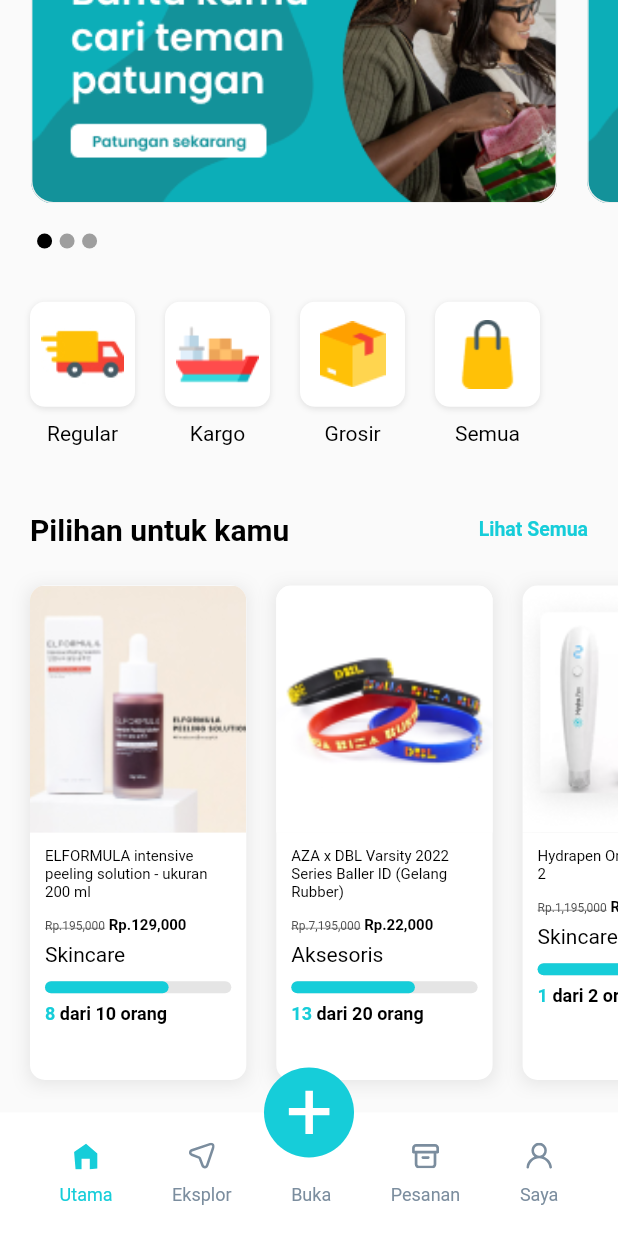
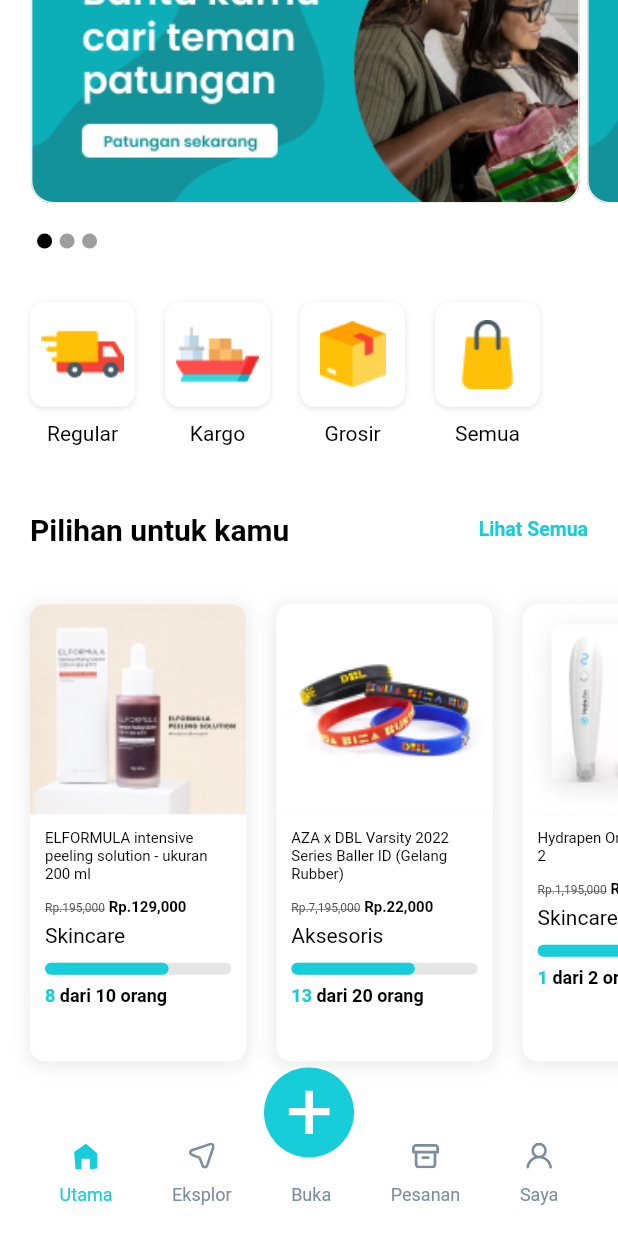
Before and after one commit to DandyCreater/asOneProject, a Flutter app: the screen it shows after launch, scrolled down 146 dp, on a phone screen of 412 x 824 dp. Run offline on Flutter 3.47's test engine with Material 2 defaults, Android fonts, the phone set to English and light mode, and no system bars; drawn by our look-alikes of carousel_slider, smooth_page_indicator; our stand-ins replace bloc, dartz, equatable, flutter_bloc, flutter_svg, get_it and 1 more.

Commit message:
Update Size, Padding , Status Bar Color

```diff
--- a/lib/app/app.dart
+++ b/lib/app/app.dart
@@ -6,6 +6,7 @@ import 'package:as_one/presentation/bloc/dashboard/menu/menu_bloc.dart';
 import 'package:as_one/presentation/bloc/explore/bloc/item_explore_bloc.dart';
 import 'package:as_one/presentation/screen/mainpage.dart';
 import 'package:flutter/material.dart';
+import 'package:flutter/services.dart';
 import 'package:flutter_bloc/flutter_bloc.dart';
 
 import 'injection_container.dart';
@@ -32,9 +33,16 @@ class MyApp extends StatelessWidget {
         BlocProvider(
             create: (_) => itemOrderDetailBloc..add(FetchItemOrderDetail()))
       ],
-      child: const MaterialApp(
-        debugShowCheckedModeBanner: false,
-        home: MainPage(),
+      child: const AnnotatedRegion<SystemUiOverlayStyle>(
+        value: SystemUiOverlayStyle(
+          statusBarColor: Colors.white,
+          statusBarBrightness: Brightness.dark,
+          statusBarIconBrightness: Brightness.dark,
+        ),
+        child: MaterialApp(
+          debugShowCheckedModeBanner: false,
+          home: MainPage(),
+        ),
       ),
     );
   }
--- a/lib/presentation/screen/detail/order_detail_page.dart
+++ b/lib/presentation/screen/detail/order_detail_page.dart
@@ -36,6 +36,7 @@ class OrderDetailPage extends StatelessWidget {
       "assets/images/anggota_5.png",
     ];
     return Scaffold(
+      backgroundColor: ColorManager.whiteColor,
       body: SingleChildScrollView(
         physics: const BouncingScrollPhysics(),
         child: Column(
@@ -411,7 +412,7 @@ class OrderDetailPage extends StatelessWidget {
                             child: Row(
                               children: [
                                 Container(
-                                  height: height * 0.4,
+                                  height: height * 0.37,
                                   width: width * 0.35,
                                   decoration: BoxDecoration(boxShadow: [
                                     BoxShadow(
@@ -423,7 +424,7 @@ class OrderDetailPage extends StatelessWidget {
                                   child: Column(
                                     children: [
                                       Container(
-                                        height: height * 0.2,
+                                        height: height * 0.17,
                                         width: width * 0.35,
                                         decoration: BoxDecoration(
                                             color: ColorManager.whiteColor,
--- a/lib/presentation/screen/homepage/homepage.dart
+++ b/lib/presentation/screen/homepage/homepage.dart
@@ -28,6 +28,7 @@ class _HomePageState extends State<HomePage> {
     var height = MediaQuery.of(context).size.height;
     var width = MediaQuery.of(context).size.width;
     return Scaffold(
+      backgroundColor: ColorManager.whiteColor,
       body: SingleChildScrollView(
         physics: const BouncingScrollPhysics(),
         child: Column(
@@ -103,7 +104,7 @@ class _HomePageState extends State<HomePage> {
                               return Container(
                                   width: double.infinity,
                                   margin: const EdgeInsets.only(
-                                    right: 20,
+                                    right: 5,
                                   ),
                                   decoration: BoxDecoration(
                                       borderRadius: BorderRadius.circular(15),
@@ -166,12 +167,13 @@ class _HomePageState extends State<HomePage> {
                   if (state is MenuSuccess) {
                     var items = state.value;
                     return ListView.builder(
-                        padding: const EdgeInsets.only(left: 20),
+                        padding: const EdgeInsets.only(left: 20, right: 20),
                         scrollDirection: Axis.horizontal,
                         physics: const BouncingScrollPhysics(),
                         itemCount: items!.length,
                         itemBuilder: ((context, index) {
                           return Row(
+                            mainAxisAlignment: MainAxisAlignment.spaceBetween,
                             children: [
                               InkWell(
                                 onTap: () {},
@@ -274,7 +276,7 @@ class _HomePageState extends State<HomePage> {
                             child: Row(
                               children: [
                                 Container(
-                                  height: height * 0.4,
+                                  height: height * 0.37,
                                   width: width * 0.35,
                                   decoration: BoxDecoration(boxShadow: [
                                     BoxShadow(
@@ -286,7 +288,7 @@ class _HomePageState extends State<HomePage> {
                                   child: Column(
                                     children: [
                                       Container(
-                                        height: height * 0.2,
+                                        height: height * 0.17,
                                         width: width * 0.35,
                                         decoration: BoxDecoration(
                                             color: ColorManager.whiteColor,
```
